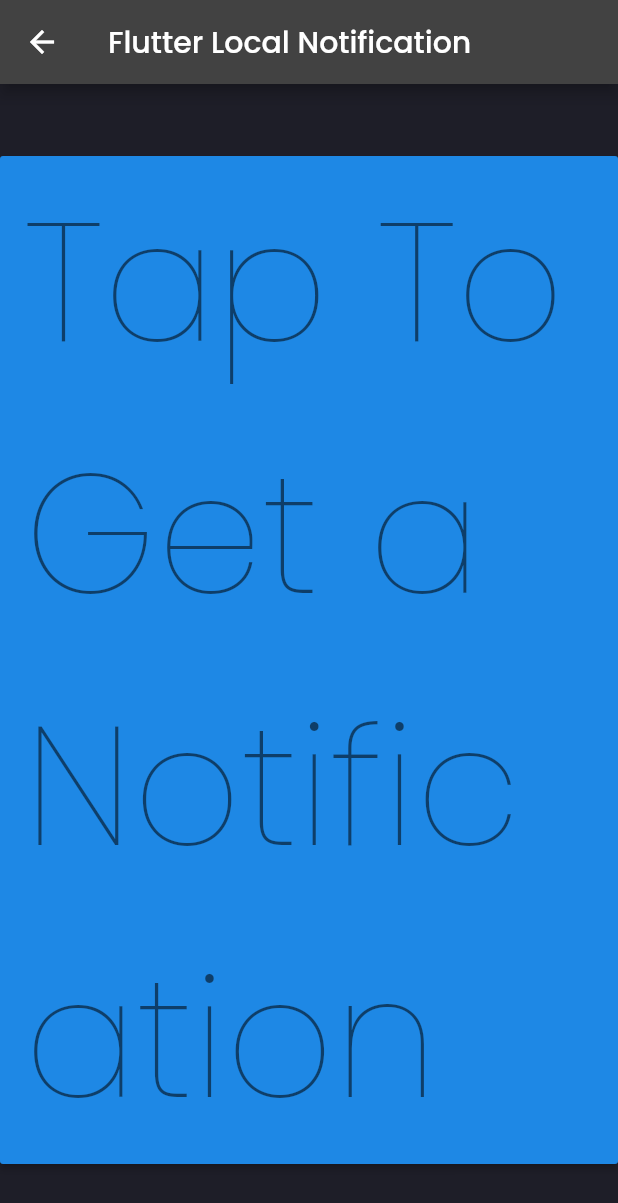
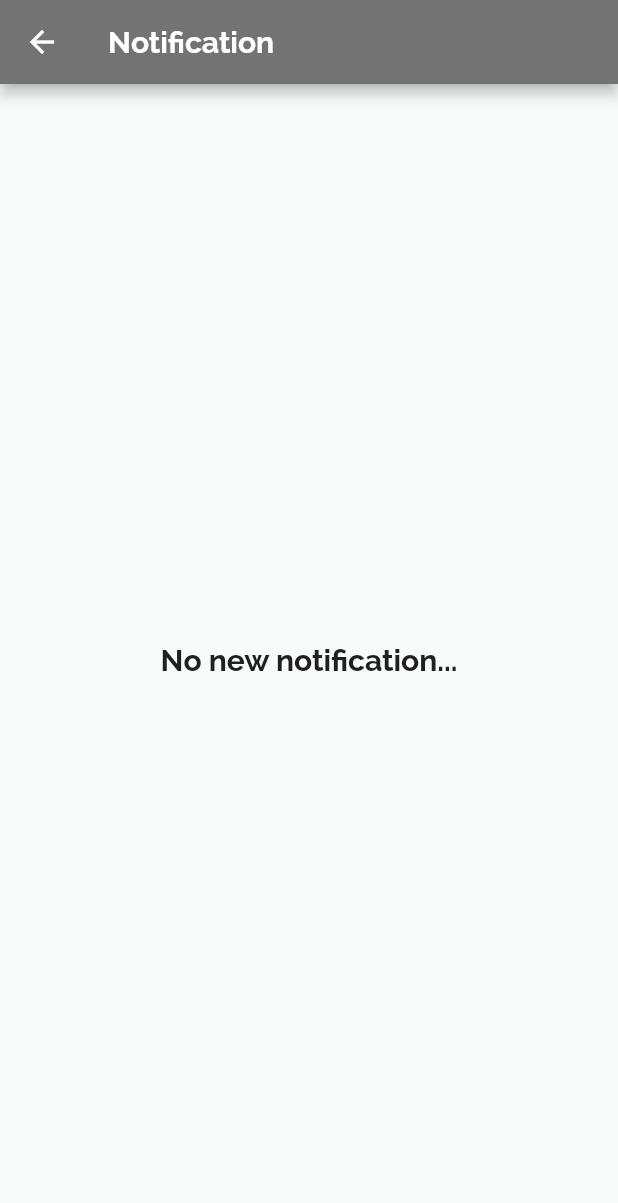
Before and after one commit to Ydos2/Area, a Flutter app: the NotifState screen opened directly, on a phone screen of 412 x 824 dp. Shown: the top 1203 px of the screen. Run offline on Flutter 3.47's test engine with Material 2 defaults, Android fonts, the light colour scheme and no system bars; our stand-ins replace animated_text_kit, audioplayers, email_validator, flutter_local_notifications, flutter_svg, font_awesome_flutter and 8 more; accounts and stored records are empty; project files that could hold a hidden picture were left out.

Commit message:
Add notification center

```diff
--- a/client/lib/screens/notifications/notifications.dart
+++ b/client/lib/screens/notifications/notifications.dart
@@ -1,5 +1,8 @@
 import 'package:flutter/material.dart';
 import 'package:flutter_local_notifications/flutter_local_notifications.dart';
+
+import 'package:area/settings.dart';
+import 'package:area/constants.dart';
 
 class NotifState extends StatefulWidget {
   const NotifState({Key? key}) : super(key: key);
@@ -11,53 +14,55 @@ class NotifState extends StatefulWidget {
 class StatefulNotif extends State<NotifState> {
   late FlutterLocalNotificationsPlugin flutterLocalNotificationsPlugin;
 
-  @override
-  void initState() {
-    super.initState();
-    flutterLocalNotificationsPlugin = FlutterLocalNotificationsPlugin();
-    var android = const AndroidInitializationSettings('app_icon');
-    var iOS = const IOSInitializationSettings();
-    var initSetttings = InitializationSettings(android: android, iOS: iOS);
-    flutterLocalNotificationsPlugin.initialize(initSetttings,
-        onSelectNotification: onSelectNotification);
-  }
-
-  void onSelectNotification(String? payload) {
-    debugPrint("payload : $payload");
-    showDialog(
-      context: context,
-      builder: (_) => AlertDialog(
-        title: const Text('Notification'),
-        content: Text('$payload'),
-      ),
-    );
-  }
+  int _index = settings.titles.length;
 
   @override
   Widget build(BuildContext context) {
     return Scaffold(
       appBar: AppBar(
-        title: const Text('Flutter Local Notification'),
-      ),
-      body: Center(
-        child: RaisedButton(
-          onPressed: showNotification,
-          child: Text(
-            'Tap To Get a Notification',
-            style: Theme.of(context).textTheme.headline1,
+        title: const Text(
+          'Notification',
+          style: TextStyle(
+            fontFamily: "Raleway",
+            fontSize: 20,
+            fontWeight: FontWeight.w800,
           ),
         ),
+        backgroundColor: settings.dark_mode ? pf2 : pc3,
+      ),
+      backgroundColor: settings.dark_mode ? pf1 : pc1,
+      body: Center(
+        child: _index == 0
+            ? Text(
+                "No new notification...",
+                style: TextStyle(
+                  fontFamily: "Raleway",
+                  fontSize: 20,
+                  fontWeight: FontWeight.w800,
+                  color: settings.dark_mode ? pc1 : pf2,
+                ),
+              )
+            : ListView.builder(
+                itemCount: _index,
+                itemBuilder: (context, index) {
+                  return Card(
+                      child: ListTile(
+                          title: Text(settings.titles[index]),
+                          subtitle: Text(settings.subtitles[index]),
+                          leading: Icon(settings.icon[index]),
+                          trailing: IconButton(
+                            icon: const Icon(Icons.delete),
+                            onPressed: () {
+                              setState(() {
+                                settings.titles.removeAt(index);
+                                settings.subtitles.removeAt(index);
+                                settings.icon.removeAt(index);
+                                _index = settings.titles.length;
+                              });
+                            },
+                          )));
+                }),
       ),
     );
   }
-
-  showNotification() async {
-    var android = const AndroidNotificationDetails('channel id', 'channel NAME',
-        priority: Priority.high, importance: Importance.max);
-    var iOS = const IOSNotificationDetails();
-    var platform = NotificationDetails(android: android, iOS: iOS);
-    await flutterLocalNotificationsPlugin.show(
-        0, 'New Tutorial', 'Local Notification', platform,
-        payload: 'AndroidCoding.in');
-  }
 }
--- a/client/lib/settings.dart
+++ b/client/lib/settings.dart
@@ -7,6 +7,10 @@ class Settings {
   bool dark_mode = false;
   String mail_actu = "";
 
+  final titles = [];
+  final subtitles = [];
+  final icon = [];
+
   Future applyChangeDark() async {
     final prefs = await SharedPreferences.getInstance();
 
```
Also changed, not shown: client/lib/components/NavBar.dart (+9 -6 lines), client/lib/screens/home/home_screen.dart (+8 -1 lines), client/lib/screens/pages/discord/discord.dart (+47 -2 lines), client/lib/screens/pages/facebook/facebook.dart (renamed from client/lib/screens/pages/insta/insta.dart, +8 -1 lines), client/lib/screens/pages/github/github.dart (+8 -1 lines), client/lib/screens/pages/mail/mail.dart (+6 -1 lines), client/lib/screens/pages/spotify/spotify.dart (+8 -13 lines), client/lib/screens/pages/twitch/twitch.dart (+8 -1 lines), client/lib/screens/pages/youtube/youtube.dart (+8 -1 lines).
